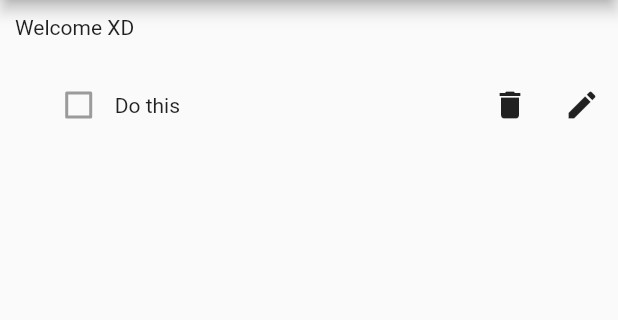
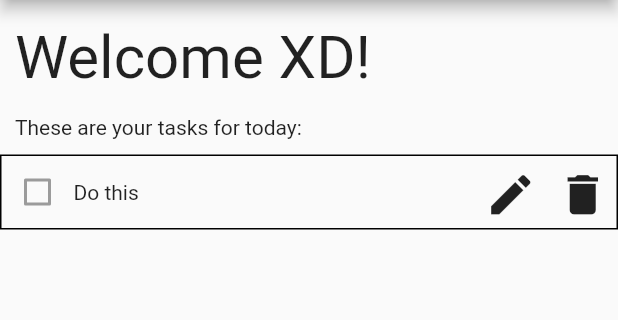
Before and after one commit to codebyeli/ouroboros, a Flutter app: the screen it shows after launch, on a phone screen of 412 x 824 dp, the part 84-404 px from its top. Run offline on Flutter 3.47's test engine with Material 2 defaults, Android fonts, the phone set to English and light mode, and no system bars.

Commit message:
completed a rough design for each row of the list

```diff
--- a/lib/main.dart
+++ b/lib/main.dart
@@ -30,27 +30,44 @@ class _OurosHomeState extends State<OurosHome> {
           Row(
             children: [
               Padding(
-                padding: const EdgeInsets.fromLTRB(10,0,0,20),
-                child: Text("Welcome $name"),
-              )
+                padding: const EdgeInsets.symmetric(vertical: 5.0, horizontal: 10),
+                child: Text("Welcome $name!",
+                style: TextStyle(fontSize: 40),),
+              ),
             ],
           ),
-          Row(
-            mainAxisAlignment: MainAxisAlignment.end,
+          Padding(
+            padding: const EdgeInsets.symmetric(horizontal: 10.0, vertical: 10),
+            child: Row(
+              mainAxisAlignment: MainAxisAlignment.start,
+              children: [
+                Text('These are your tasks for today:')
+              ],
+            ),
+          ),
+          Container(
+            decoration: BoxDecoration(
+              border: Border.all(
+                color: Colors.black,
+                width: 1.0
+              )
+            ),
+            child: Row(
               crossAxisAlignment: CrossAxisAlignment.center,
               children: [
                 Checkbox(value: false, onChanged: null),
-              Padding(
-                padding: const EdgeInsets.fromLTRB(0,0,196,0),
-                child: Text("Do this"),
-              ),
+                Text("Do this"),
+                Spacer(),
                 IconButton(onPressed: () {}, icon: Icon(
-                Icons.delete
+                  Icons.edit,
+                  size: 35,
                 )),
                 IconButton(onPressed: () {}, icon: Icon(
-                  Icons.edit
+                    Icons.delete,
+                    size: 35
                 ))
               ],
+            ),
           )
         ],
       ),
```
Lines whose indentation alone changed are shown as unchanged.
